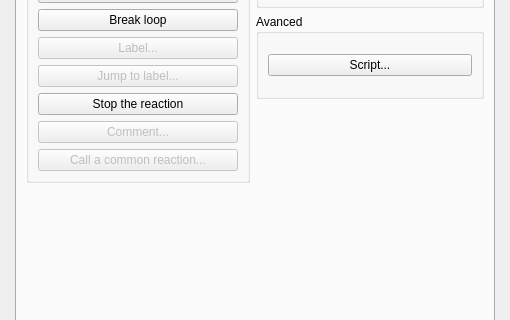
This is Editor/Dialogs/dialogcommands.ui in RPG-Paper-Maker/RPG-Paper-Maker as Qt 5 draws it before an edit; both pictures show x 0 to 510 and y 121 to 441 of the 510 by 600 pixel window. The edited form follows.
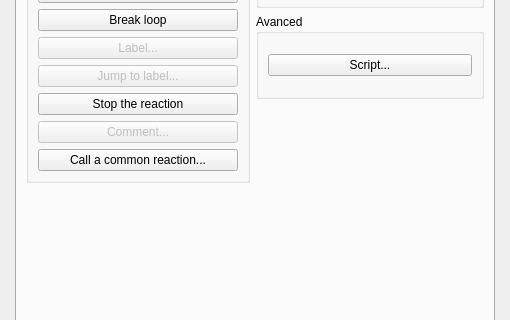
This is the edited form. The open tabs and pages were chosen to show the change.

The edit to the form file:
```diff
--- a/Editor/Dialogs/dialogcommands.ui
+++ b/Editor/Dialogs/dialogcommands.ui
@@ -938,7 +938,7 @@
               <item>
                <widget class="QPushButton" name="pushButtonCallCommonReaction">
                 <property name="enabled">
-                 <bool>false</bool>
+                 <bool>true</bool>
                 </property>
                 <property name="text">
                  <string>Call a common reaction...</string>
```
